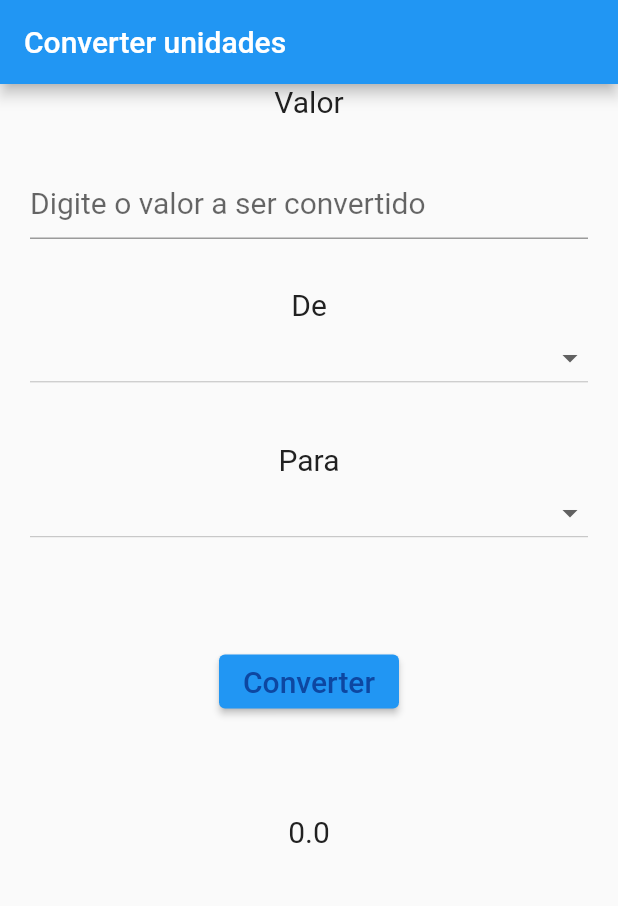
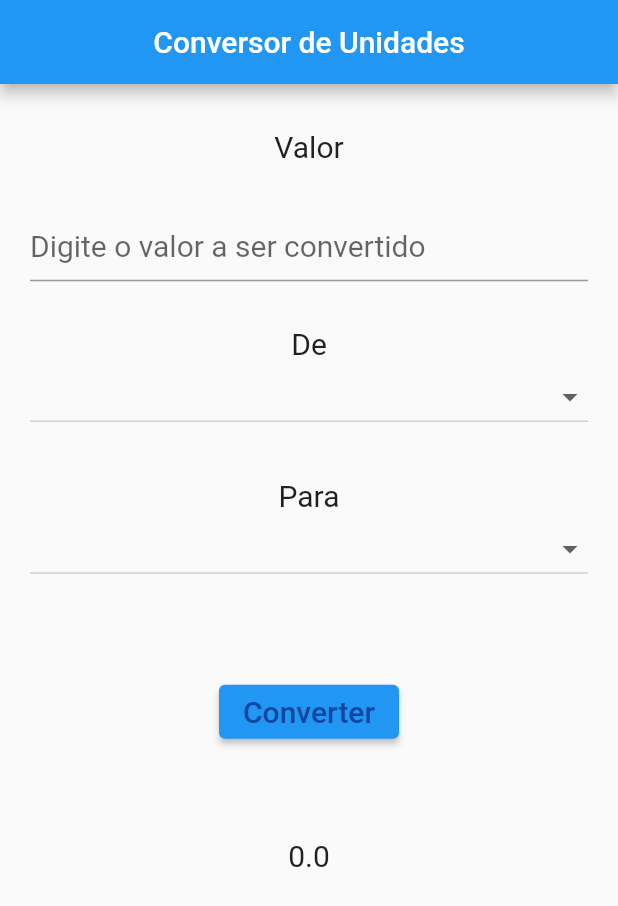
Before and after one commit to iraiore/mobile-cibversor-unidades, a Flutter app: the screen it shows after launch, on a phone screen of 412 x 824 dp. Shown: the top 906 px of the screen. Run offline on Flutter 3.47's test engine with Material 2 defaults, Android fonts, the phone set to English and light mode, and no system bars.

Commit message:
correção do sapacer

```diff
--- a/lib/main.dart
+++ b/lib/main.dart
@@ -53,13 +53,15 @@ class _MyAppState extends State<MyApp> {
       title: 'Conversor de Unidades',
       home: Scaffold(
         appBar: AppBar(
-          title: Text('Converter unidades'),
+          title: Text('Conversor de Unidades'),
+          centerTitle:true,
         ),
         body: Container(
           padding: const EdgeInsets.symmetric(horizontal: 20),
           //TextFild - input usuário
           child: Column(
             children: [
+              const Spacer(),
               Text(
                 'Valor',
                 style: labelStyle,
@@ -68,7 +70,8 @@ class _MyAppState extends State<MyApp> {
               TextField(
                 style: inputStyle,
                 decoration: const InputDecoration(
-                    hintText: 'Digite o valor a ser convertido'),
+                    hintText: 'Digite o valor a ser convertido',
+                    ),
                 //propriedade do TextFild - evento (mudança)
                 onChanged: (text) {
                   var valorInput = double.tryParse(text);
```
